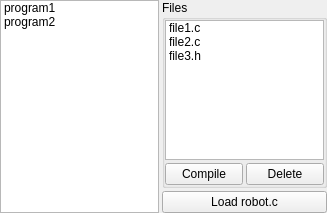
Old version of the form cbcui/ui/FileManager.ui in the repository kipr/cbc.
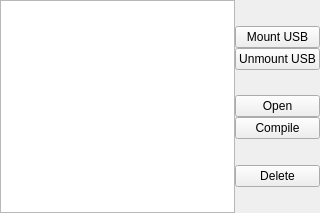
New version of the form.

What changed in the file:
```diff
--- a/cbcui/ui/FileManager.ui
+++ b/cbcui/ui/FileManager.ui
@@ -6,117 +6,99 @@
    <rect>
     <x>0</x>
     <y>0</y>
-    <width>327</width>
+    <width>320</width>
     <height>213</height>
    </rect>
   </property>
+  <property name="minimumSize">
+   <size>
+    <width>320</width>
+    <height>213</height>
+   </size>
+  </property>
+  <property name="maximumSize">
+   <size>
+    <width>320</width>
+    <height>213</height>
+   </size>
+  </property>
   <property name="windowTitle">
    <string>Form</string>
   </property>
   <layout class="QHBoxLayout" name="horizontalLayout">
    <property name="spacing">
-    <number>3</number>
+    <number>0</number>
    </property>
    <property name="margin">
     <number>0</number>
    </property>
    <item>
-    <widget class="QListWidget" name="ui_programsList">
-     <property name="editTriggers">
-      <set>QAbstractItemView::NoEditTriggers</set>
-     </property>
-     <property name="selectionBehavior">
-      <enum>QAbstractItemView::SelectItems</enum>
-     </property>
-     <item>
-      <property name="text">
-       <string>program1</string>
-      </property>
-     </item>
-     <item>
-      <property name="text">
-       <string>program2</string>
-      </property>
-     </item>
-    </widget>
-   </item>
-   <item>
-    <layout class="QVBoxLayout" name="verticalLayout">
-     <property name="spacing">
-      <number>3</number>
-     </property>
-     <item>
-      <widget class="QGroupBox" name="groupBox">
+    <widget class="QListView" name="ui_directoryBrowser">
        <property name="minimumSize">
         <size>
-         <width>150</width>
+       <width>200</width>
          <height>0</height>
         </size>
        </property>
-       <property name="title">
-        <string>Files</string>
-       </property>
-       <layout class="QVBoxLayout" name="verticalLayout_3">
+     <property name="font">
+      <font>
+       <pointsize>12</pointsize>
+      </font>
+     </property>
+    </widget>
+   </item>
+   <item>
+    <layout class="QVBoxLayout" name="verticalLayout">
         <property name="spacing">
-         <number>3</number>
-        </property>
-        <property name="margin">
          <number>0</number>
         </property>
         <item>
-         <widget class="QListWidget" name="ui_filesList">
-          <property name="frameShape">
-           <enum>QFrame::StyledPanel</enum>
-          </property>
-          <property name="frameShadow">
-           <enum>QFrame::Plain</enum>
-          </property>
-          <property name="autoScroll">
-           <bool>true</bool>
-          </property>
-          <property name="editTriggers">
-           <set>QAbstractItemView::NoEditTriggers</set>
-          </property>
-          <property name="showDropIndicator" stdset="0">
-           <bool>false</bool>
-          </property>
-          <property name="alternatingRowColors">
-           <bool>false</bool>
-          </property>
-          <property name="selectionMode">
-           <enum>QAbstractItemView::NoSelection</enum>
-          </property>
-          <property name="selectionBehavior">
-           <enum>QAbstractItemView::SelectItems</enum>
-          </property>
-          <property name="selectionRectVisible">
-           <bool>false</bool>
-          </property>
-          <property name="sortingEnabled">
-           <bool>false</bool>
-          </property>
+      <spacer name="verticalSpacer">
+       <property name="orientation">
+        <enum>Qt::Vertical</enum>
+       </property>
+       <property name="sizeHint" stdset="0">
+        <size>
+         <width>20</width>
+         <height>40</height>
+        </size>
+       </property>
+      </spacer>
+     </item>
           <item>
+      <widget class="QPushButton" name="ui_mountButton">
            <property name="text">
-            <string>file1.c</string>
-           </property>
+        <string>Mount USB</string>
+       </property>
+      </widget>
           </item>
           <item>
+      <widget class="QPushButton" name="ui_unmountButton">
            <property name="text">
-            <string>file2.c</string>
-           </property>
+        <string>Unmount USB</string>
+       </property>
+      </widget>
           </item>
           <item>
-           <property name="text">
-            <string>file3.h</string>
-           </property>
-          </item>
-         </widget>
-        </item>
+      <spacer name="verticalSpacer_2">
+       <property name="orientation">
+        <enum>Qt::Vertical</enum>
+       </property>
+       <property name="sizeHint" stdset="0">
+        <size>
+         <width>20</width>
+         <height>40</height>
+        </size>
+       </property>
+      </spacer>
+     </item>
         <item>
-         <layout class="QHBoxLayout" name="horizontalLayout_3">
-          <property name="spacing">
-           <number>3</number>
-          </property>
+      <widget class="QPushButton" name="ui_openButton">
+       <property name="text">
+        <string>Open</string>
+       </property>
+      </widget>
+     </item>
           <item>
            <widget class="QPushButton" name="ui_compileButton">
             <property name="text">
@@ -124,6 +106,19 @@
             </property>
            </widget>
           </item>
+     <item>
+      <spacer name="verticalSpacer_3">
+       <property name="orientation">
+        <enum>Qt::Vertical</enum>
+       </property>
+       <property name="sizeHint" stdset="0">
+        <size>
+         <width>20</width>
+         <height>40</height>
+        </size>
+       </property>
+      </spacer>
+     </item>
           <item>
            <widget class="QPushButton" name="ui_deleteButton">
             <property name="text">
@@ -131,17 +126,18 @@
             </property>
            </widget>
           </item>
-         </layout>
-        </item>
-       </layout>
-      </widget>
-     </item>
      <item>
-      <widget class="QPushButton" name="ui_loadButton">
-       <property name="text">
-        <string>Load robot.c</string>
+      <spacer name="verticalSpacer_4">
+       <property name="orientation">
+        <enum>Qt::Vertical</enum>
        </property>
-      </widget>
+       <property name="sizeHint" stdset="0">
+        <size>
+         <width>20</width>
+         <height>40</height>
+        </size>
+       </property>
+      </spacer>
      </item>
     </layout>
    </item>
```
Lines whose indentation alone changed are shown as unchanged.
